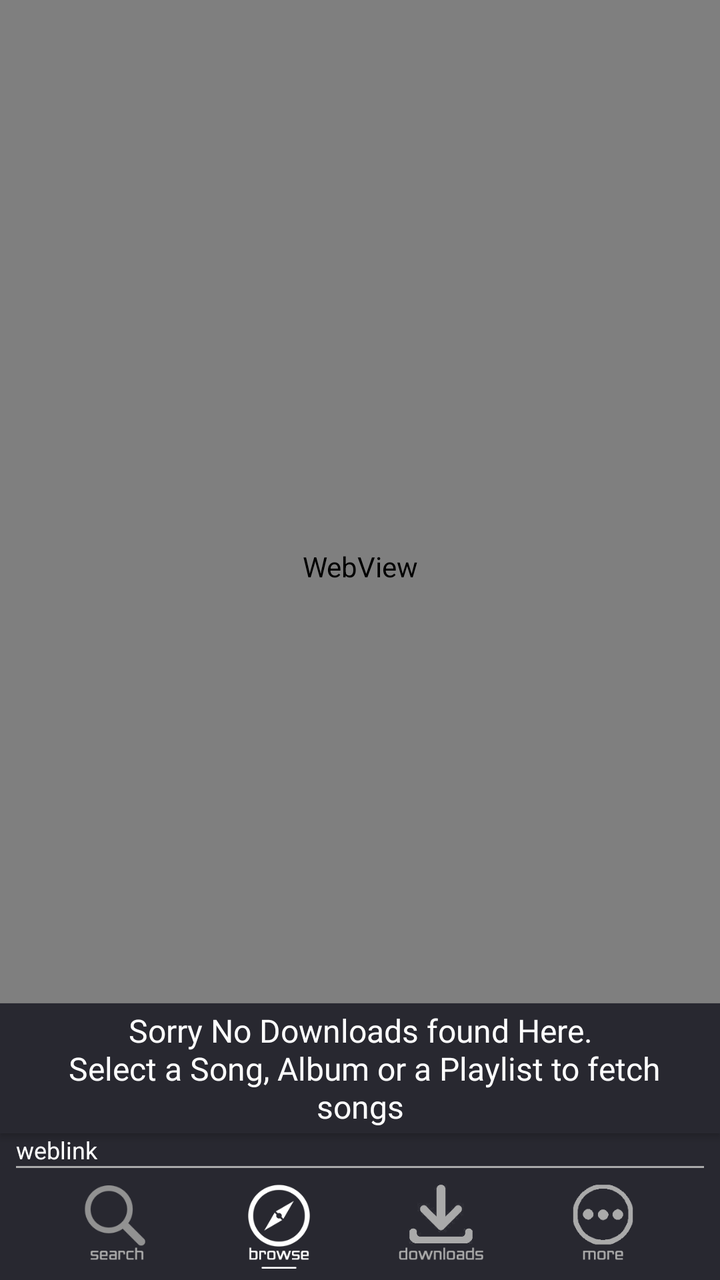
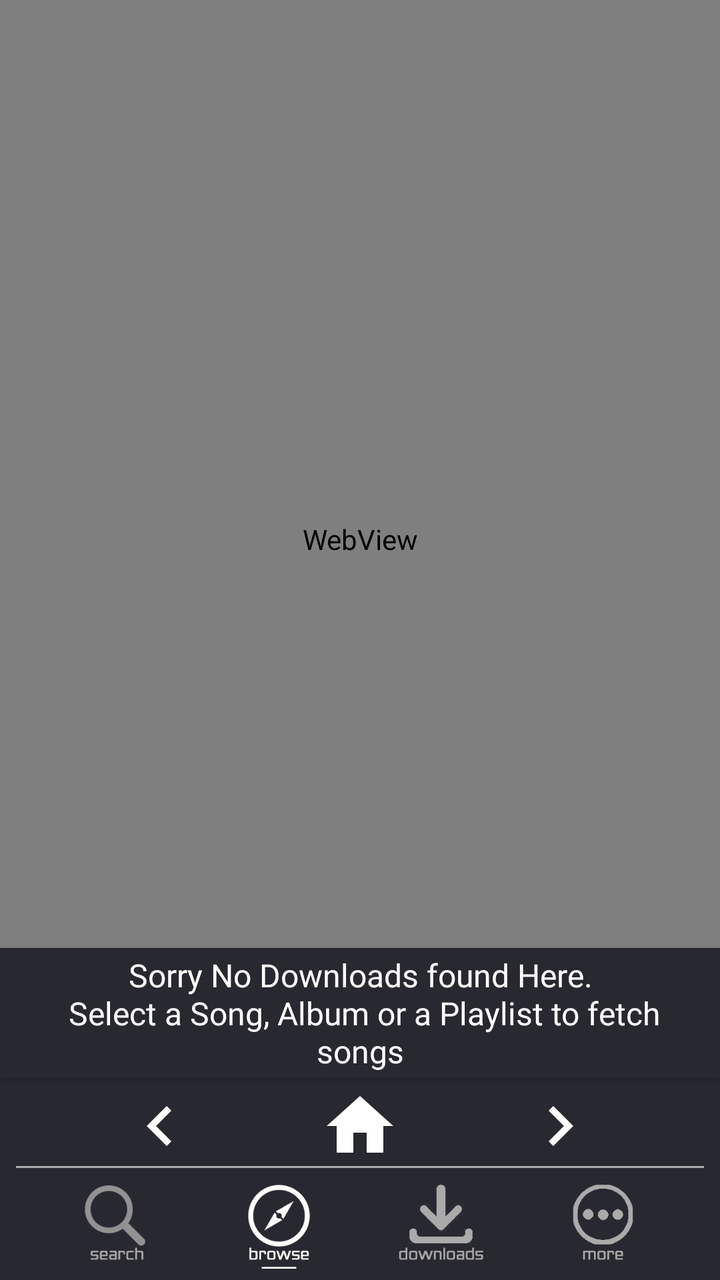

Compare the two renders of this Android layout. The source of the first and the diff that turns it into the second are given below.
<!-- AndroidManifest.xml: application theme AppTheme.NoActionBar -->
<!-- res/layout/activity_saavn_web_view.xml -->
<?xml version="1.0" encoding="utf-8"?>
<android.support.constraint.ConstraintLayout xmlns:android="http://schemas.android.com/apk/res/android"
    xmlns:app="http://schemas.android.com/apk/res-auto"
    xmlns:tools="http://schemas.android.com/tools"
    android:layout_width="match_parent"
    android:layout_height="match_parent"
    android:background="@color/darkAccent"
    tools:context=".SaavnWebView">

    <Button
        android:id="@+id/btn_downloadSongs"
        android:layout_width="0dp"
        android:layout_height="wrap_content"
        android:layout_marginStart="16dp"
        android:layout_marginEnd="16dp"
        android:layout_marginBottom="6dp"
        android:background="@drawable/webser"
        android:paddingLeft="8dp"
        android:paddingRight="8dp"
        android:text="click here to DOWNLOAD SONGS"
        android:textAllCaps="false"
        android:textColor="@android:color/white"
        android:visibility="invisible"
        app:layout_constraintBottom_toTopOf="@+id/btn_found"
        app:layout_constraintEnd_toEndOf="parent"
        app:layout_constraintHorizontal_bias="1.0"
        app:layout_constraintStart_toStartOf="parent" />

    <Button
        android:id="@+id/btn_found"
        android:layout_width="0dp"
        android:layout_height="65dp"
        android:background="@color/darkAccent"
        android:fontFamily="@font/jockey_one"
        android:paddingLeft="8dp"
        android:paddingRight="8dp"
        android:text="@string/downloads_not_founds"
        android:textAlignment="center"
        android:textAllCaps="false"
        android:textColor="@android:color/white"
        android:textSize="16sp"
        app:layout_constraintBottom_toTopOf="@+id/tv_test_link"
        app:layout_constraintEnd_toEndOf="parent"
        app:layout_constraintHorizontal_bias="0.0"
        app:layout_constraintStart_toStartOf="parent" />


    <TextView
        android:id="@+id/textView3"
        android:layout_width="0dp"
        android:layout_height="40dp"
        android:background="@color/darkAccent"
        android:fontFamily="@font/advent_pro_medium"
        android:gravity="center"
        android:text="This feature is experimental, might have some bugs"
        android:textColor="@android:color/white"
        android:textSize="14sp"
        android:visibility="gone"
        app:layout_constraintEnd_toEndOf="parent"
        app:layout_constraintStart_toStartOf="parent"
        app:layout_constraintTop_toTopOf="parent" />

    <WebView
        android:id="@+id/webView"
        android:layout_width="0dp"
        android:layout_height="0dp"
        app:layout_constraintBottom_toTopOf="@+id/tv_test_link"
        app:layout_constraintEnd_toEndOf="parent"
        app:layout_constraintHorizontal_bias="0.0"
        app:layout_constraintStart_toStartOf="parent"
        app:layout_constraintTop_toBottomOf="@+id/textView3">

    </WebView>

    <TextView
        android:id="@+id/tv_test_link"
        android:layout_width="0dp"
        android:layout_height="wrap_content"
        android:layout_marginStart="8dp"
        android:layout_marginEnd="8dp"
        android:maxLines="1"
        android:text="weblink"
        android:textColor="@android:color/white"
        android:textSize="12sp"
        android:visibility="visible"
        app:layout_constraintBottom_toTopOf="@+id/textView4"
        app:layout_constraintEnd_toEndOf="parent"
        app:layout_constraintHorizontal_bias="1.0"
        app:layout_constraintStart_toStartOf="parent" />

    <Button
        android:id="@+id/btm_srch"
        android:layout_width="45dp"
        android:layout_height="45dp"
        android:layout_marginBottom="4dp"
        android:background="@drawable/ic_dsearch"
        android:onClick="wBtmSrch"
        app:layout_constraintBottom_toBottomOf="parent"
        app:layout_constraintEnd_toStartOf="@+id/btm_brws"
        app:layout_constraintHorizontal_bias="0.5"
        app:layout_constraintHorizontal_chainStyle="spread"
        app:layout_constraintStart_toStartOf="parent" />

    <Button
        android:id="@+id/btm_brws"
        android:onClick="wBtmBrws"
        android:layout_width="45dp"
        android:layout_height="45dp"
        android:layout_marginBottom="4dp"
        android:background="@drawable/ic_wbrowse"
        app:layout_constraintBottom_toBottomOf="parent"
        app:layout_constraintEnd_toStartOf="@+id/btm_down"
        app:layout_constraintHorizontal_bias="0.5"
        app:layout_constraintStart_toEndOf="@+id/btm_srch" />

    <Button
        android:id="@+id/btm_down"
        android:layout_width="45dp"
        android:layout_height="45dp"
        android:layout_marginBottom="4dp"
        android:onClick="wBtmDown"
        android:background="@drawable/ic_ddown"
        app:layout_constraintBottom_toBottomOf="parent"
        app:layout_constraintEnd_toStartOf="@+id/btm_more"
        app:layout_constraintHorizontal_bias="0.5"
        app:layout_constraintStart_toEndOf="@+id/btm_brws" />

    <Button
        android:id="@+id/btm_more"
        android:layout_width="45dp"
        android:layout_height="45dp"
        android:layout_marginBottom="4dp"
        android:onClick="wBtmMore"
        android:background="@drawable/ic_dmore"
        app:layout_constraintBottom_toBottomOf="parent"
        app:layout_constraintEnd_toEndOf="parent"
        app:layout_constraintHorizontal_bias="0.5"
        app:layout_constraintStart_toEndOf="@+id/btm_down" />

    <TextView
        android:id="@+id/textView4"
        android:layout_width="0dp"
        android:layout_height="1dp"
        android:layout_marginStart="8dp"
        android:layout_marginEnd="8dp"
        android:layout_marginBottom="7dp"
        android:background="@android:color/darker_gray"
        app:layout_constraintBottom_toTopOf="@+id/btm_brws"
        app:layout_constraintEnd_toEndOf="parent"
        app:layout_constraintStart_toStartOf="parent" />

</android.support.constraint.ConstraintLayout>
<!-- resources referenced by this layout -->
<resources>
  <color name="darkAccent">#282830</color>
  <!-- drawable ic_ddown: png bitmap (drawable, 22824 bytes) -->
  <!-- drawable ic_dmore: png bitmap (drawable, 22433 bytes) -->
  <!-- drawable ic_dsearch: png bitmap (drawable, 23194 bytes) -->
  <!-- drawable ic_wbrowse: png bitmap (drawable, 25225 bytes) -->
  <!-- drawable webser: png bitmap (drawable, 1279 bytes) -->
  <string name="downloads_not_founds">Sorry No Downloads found Here.\n
          Select a Song, Album or a Playlist to fetch songs</string>
  <style name="AppTheme.NoActionBar">
          <item name="windowActionBar">false</item>
          <item name="windowNoTitle">true</item>
      </style>
</resources>

<!-- the commit's change to res/layout/activity_saavn_web_view.xml (unified diff, before → after) -->
@@ -39,9 +39,9 @@
         android:textAllCaps="false"
         android:textColor="@android:color/white"
         android:textSize="16sp"
-        app:layout_constraintBottom_toTopOf="@+id/tv_test_link"
+        app:layout_constraintBottom_toBottomOf="@+id/webView"
         app:layout_constraintEnd_toEndOf="parent"
-        app:layout_constraintHorizontal_bias="0.0"
+        app:layout_constraintHorizontal_bias="1.0"
         app:layout_constraintStart_toStartOf="parent" />
 
 
@@ -64,7 +64,8 @@
         android:id="@+id/webView"
         android:layout_width="0dp"
         android:layout_height="0dp"
-        app:layout_constraintBottom_toTopOf="@+id/tv_test_link"
+        android:layout_marginBottom="4dp"
+        app:layout_constraintBottom_toTopOf="@+id/btn_home_web"
         app:layout_constraintEnd_toEndOf="parent"
         app:layout_constraintHorizontal_bias="0.0"
         app:layout_constraintStart_toStartOf="parent"
@@ -82,7 +83,7 @@
         android:text="weblink"
         android:textColor="@android:color/white"
         android:textSize="12sp"
-        android:visibility="visible"
+        android:visibility="gone"
         app:layout_constraintBottom_toTopOf="@+id/textView4"
         app:layout_constraintEnd_toEndOf="parent"
         app:layout_constraintHorizontal_bias="1.0"
@@ -103,11 +104,11 @@
 
     <Button
         android:id="@+id/btm_brws"
-        android:onClick="wBtmBrws"
         android:layout_width="45dp"
         android:layout_height="45dp"
         android:layout_marginBottom="4dp"
         android:background="@drawable/ic_wbrowse"
+        android:onClick="wBtmBrws"
         app:layout_constraintBottom_toBottomOf="parent"
         app:layout_constraintEnd_toStartOf="@+id/btm_down"
         app:layout_constraintHorizontal_bias="0.5"
@@ -118,8 +119,8 @@
         android:layout_width="45dp"
         android:layout_height="45dp"
         android:layout_marginBottom="4dp"
+        android:background="@drawable/ic_ddown"
         android:onClick="wBtmDown"
-        android:background="@drawable/ic_ddown"
         app:layout_constraintBottom_toBottomOf="parent"
         app:layout_constraintEnd_toStartOf="@+id/btm_more"
         app:layout_constraintHorizontal_bias="0.5"
@@ -130,8 +131,8 @@
         android:layout_width="45dp"
         android:layout_height="45dp"
         android:layout_marginBottom="4dp"
+        android:background="@drawable/ic_dmore"
         android:onClick="wBtmMore"
-        android:background="@drawable/ic_dmore"
         app:layout_constraintBottom_toBottomOf="parent"
         app:layout_constraintEnd_toEndOf="parent"
         app:layout_constraintHorizontal_bias="0.5"
@@ -149,4 +150,39 @@
         app:layout_constraintEnd_toEndOf="parent"
         app:layout_constraintStart_toStartOf="parent" />
 
+    <Button
+        android:id="@+id/btn_next_web"
+        android:layout_width="40dp"
+        android:layout_height="40dp"
+        android:layout_marginStart="8dp"
+        android:layout_marginEnd="8dp"
+        android:background="@drawable/ic_navigate_next_black_24dp"
+        app:layout_constraintBottom_toTopOf="@+id/textView4"
+        app:layout_constraintEnd_toEndOf="parent"
+        app:layout_constraintHorizontal_bias="0.5"
+        app:layout_constraintStart_toEndOf="@+id/btn_home_web" />
+
+    <Button
+        android:id="@+id/btn_home_web"
+        android:layout_width="40dp"
+        android:layout_height="40dp"
+        android:layout_marginStart="8dp"
+        android:background="@drawable/ic_home_black_24dp"
+        android:padding="5dp"
+        app:layout_constraintBottom_toTopOf="@+id/textView4"
+        app:layout_constraintEnd_toStartOf="@+id/btn_next_web"
+        app:layout_constraintHorizontal_bias="0.5"
+        app:layout_constraintStart_toEndOf="@+id/btn_prev_web" />
+
+    <Button
+        android:id="@+id/btn_prev_web"
+        android:layout_width="40dp"
+        android:layout_height="40dp"
+        android:layout_marginStart="8dp"
+        android:background="@drawable/ic_navigate_before_black_24dp"
+        app:layout_constraintBottom_toTopOf="@+id/textView4"
+        app:layout_constraintEnd_toStartOf="@+id/btn_home_web"
+        app:layout_constraintHorizontal_bias="0.5"
+        app:layout_constraintStart_toStartOf="parent" />
+
 </android.support.constraint.ConstraintLayout>
<!-- resource entries referenced after the edit -->
@@ -4,6 +4,24 @@
   <!-- drawable ic_ddown: png bitmap (drawable, 22824 bytes) -->
   <!-- drawable ic_dmore: png bitmap (drawable, 22433 bytes) -->
   <!-- drawable ic_dsearch: png bitmap (drawable, 23194 bytes) -->
+  <!-- drawable ic_home_black_24dp (drawable) -->
+  <vector android:height="24dp" android:tint="#FFFFFF"
+      android:viewportHeight="24.0" android:viewportWidth="24.0"
+      android:width="24dp" xmlns:android="http://schemas.android.com/apk/res/android">
+      <path android:fillColor="#FF000000" android:pathData="M10,20v-6h4v6h5v-8h3L12,3 2,12h3v8z"/>
+  </vector>
+  <!-- drawable ic_navigate_before_black_24dp (drawable) -->
+  <vector android:height="24dp" android:tint="#FFFFFF"
+      android:viewportHeight="24.0" android:viewportWidth="24.0"
+      android:width="24dp" xmlns:android="http://schemas.android.com/apk/res/android">
+      <path android:fillColor="#FF000000" android:pathData="M15.41,7.41L14,6l-6,6 6,6 1.41,-1.41L10.83,12z"/>
+  </vector>
+  <!-- drawable ic_navigate_next_black_24dp (drawable) -->
+  <vector android:height="24dp" android:tint="#FFFFFF"
+      android:viewportHeight="24.0" android:viewportWidth="24.0"
+      android:width="24dp" xmlns:android="http://schemas.android.com/apk/res/android">
+      <path android:fillColor="#FF000000" android:pathData="M10,6L8.59,7.41 13.17,12l-4.58,4.59L10,18l6,-6z"/>
+  </vector>
   <!-- drawable ic_wbrowse: png bitmap (drawable, 25225 bytes) -->
   <!-- drawable webser: png bitmap (drawable, 1279 bytes) -->
   <string name="downloads_not_founds">Sorry No Downloads found Here.\n
